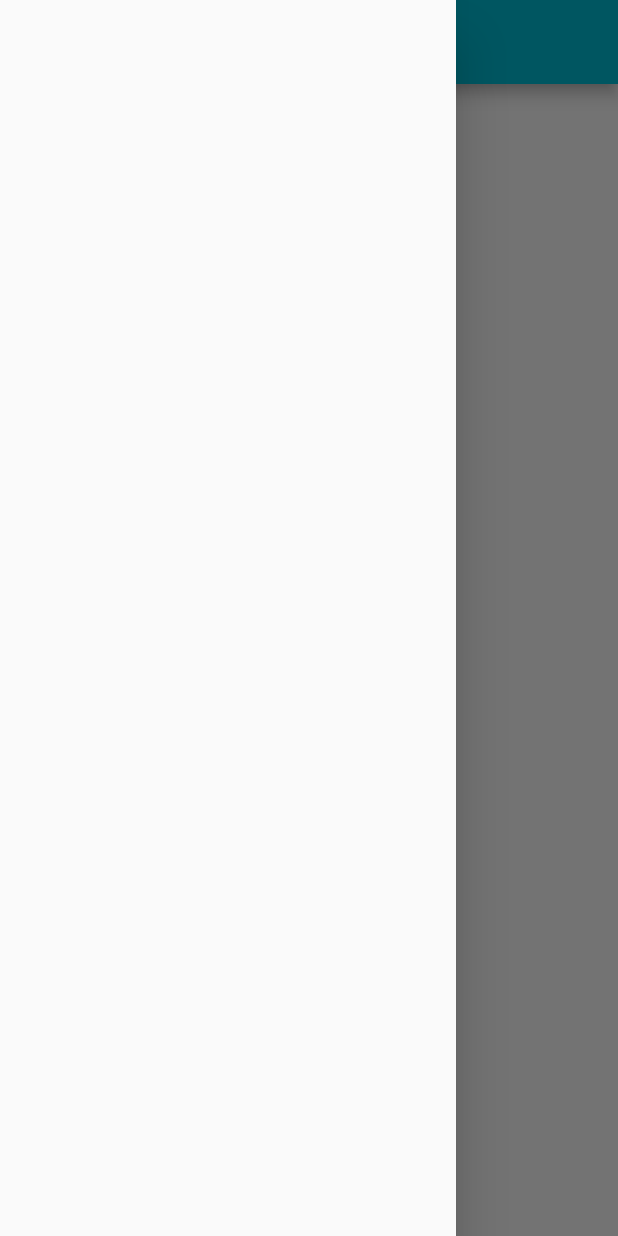
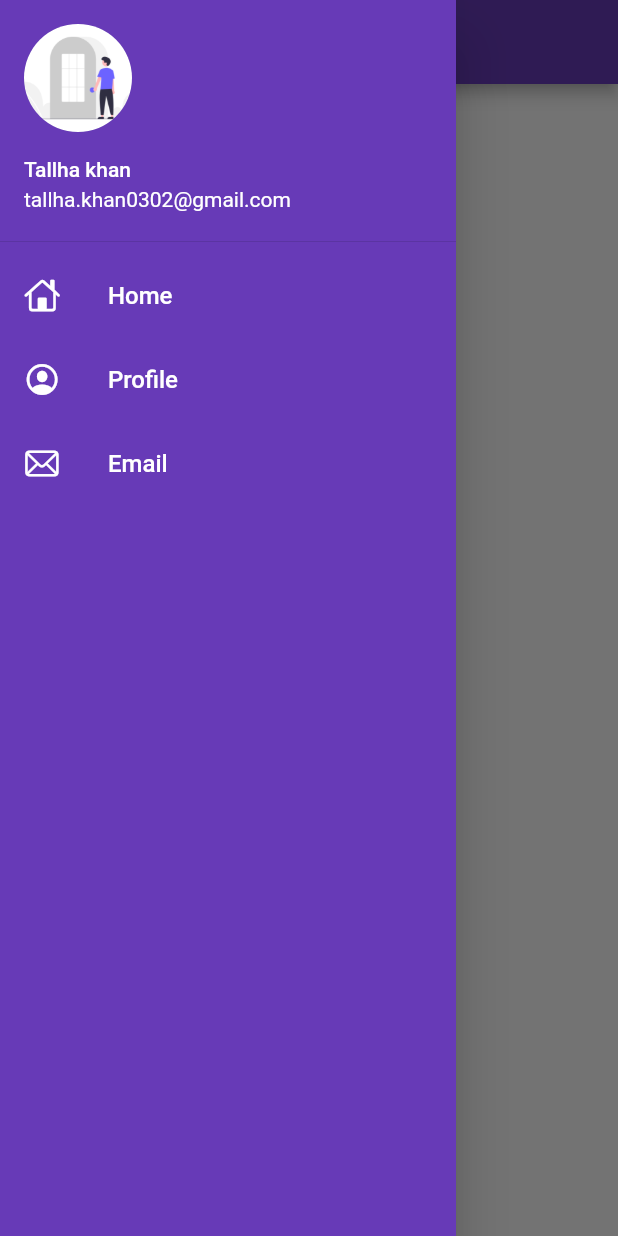
Before and after one commit to developertallha/30daysofflutter, a Flutter app: the Home_Page screen opened by its route, with the side drawer open, on a phone screen of 412 x 824 dp. Run offline on Flutter 3.47's test engine with Material 2 defaults, Android fonts, the phone set to English and light mode, and no system bars.

Commit message:
Day7 completed

```diff
--- a/lib/Pages/Home_Page.dart
+++ b/lib/Pages/Home_Page.dart
@@ -1,4 +1,5 @@
 import 'package:flutter/material.dart';
+import 'package:flutter_catalog/Pages/widget/MyDrawer.dart';
 
 class Home_Page extends StatelessWidget {
   @override
@@ -13,7 +14,7 @@ class Home_Page extends StatelessWidget {
           child: Text("My First try App $todayDate"),
         ),
       ),
-      drawer: Drawer(),
+      drawer: MyDrawer(),
     );
   }
 }
--- /dev/null
+++ b/lib/Pages/widget/MyDrawer.dart
@@ -0,0 +1,65 @@
+import 'package:flutter/cupertino.dart';
+import 'package:flutter/material.dart';
+
+class MyDrawer extends StatelessWidget {
+  const MyDrawer({Key? key}) : super(key: key);
+  @override
+  Widget build(BuildContext context) {
+    return Drawer(
+      backgroundColor: Colors.deepPurple,
+      child: ListView(
+        children: [
+          DrawerHeader(
+              padding: EdgeInsets.zero,
+              child: UserAccountsDrawerHeader(
+                margin: EdgeInsets.zero,
+                accountName: Text("Tallha khan"),
+                accountEmail: Text("tallha.khan0302@gmail.com"),
+                currentAccountPicture: CircleAvatar(
+                  backgroundImage: AssetImage("assets/images/login_img.png"),
+                ),
+              )),
+          ListTile(
+            leading: Icon(
+              CupertinoIcons.home,
+              color: Colors.white,
+            ),
+            title: Text(
+              "Home",
+              style: TextStyle(
+                color: Colors.white,
+                fontSize: 16,
+              ),
+            ),
+          ),
+          ListTile(
+            leading: Icon(
+              CupertinoIcons.profile_circled,
+              color: Colors.white,
+            ),
+            title: Text(
+              "Profile",
+              style: TextStyle(
+                color: Colors.white,
+                fontSize: 16,
+              ),
+            ),
+          ),
+          ListTile(
+            leading: Icon(
+              CupertinoIcons.mail,
+              color: Colors.white,
+            ),
+            title: Text(
+              "Email",
+              style: TextStyle(
+                color: Colors.white,
+                fontSize: 16,
+              ),
+            ),
+          ),
+        ],
+      ),
+    );
+  }
+}
--- a/lib/main.dart
+++ b/lib/main.dart
@@ -14,7 +14,7 @@ class MyApp extends StatelessWidget {
       debugShowCheckedModeBanner: false,
       themeMode: ThemeMode.light,
       theme: ThemeData(
-        primarySwatch: Colors.cyan,
+        primarySwatch: Colors.deepPurple,
       ),
       darkTheme: ThemeData(
         primarySwatch: Colors.amber,
```
